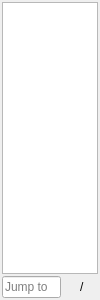
The window that zlabel/resources/ui/dock_file.ui (ZhengGroupLZU/ZLabel) describes before a commit, drawn with Qt 5.
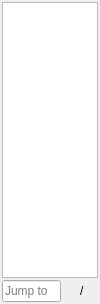
The same window after the commit. Custom widgets are drawn as their Qt base class.

The edit to the form file:
```diff
--- a/zlabel/resources/ui/dock_file.ui
+++ b/zlabel/resources/ui/dock_file.ui
@@ -7,9 +7,21 @@
     <x>0</x>
     <y>0</y>
     <width>100</width>
-    <height>300</height>
+    <height>304</height>
    </rect>
   </property>
+  <property name="minimumSize">
+   <size>
+    <width>60</width>
+    <height>0</height>
+   </size>
+  </property>
+  <property name="maximumSize">
+   <size>
+    <width>300</width>
+    <height>16777215</height>
+   </size>
+  </property>
   <property name="windowTitle">
    <string>Form</string>
   </property>
@@ -30,7 +42,17 @@
     <number>2</number>
    </property>
    <item>
-    <widget class="QListWidget" name="listw_files"/>
+    <widget class="ZTableWidget" name="table_files">
+     <property name="editTriggers">
+      <set>QAbstractItemView::NoEditTriggers</set>
+     </property>
+     <property name="selectionBehavior">
+      <enum>QAbstractItemView::SelectRows</enum>
+     </property>
+     <property name="sortingEnabled">
+      <bool>false</bool>
+     </property>
+    </widget>
    </item>
    <item>
     <widget class="QWidget" name="widget_num" native="true">
@@ -83,6 +105,13 @@
    </item>
   </layout>
  </widget>
+ <customwidgets>
+  <customwidget>
+   <class>ZTableWidget</class>
+   <extends>QTableWidget</extends>
+   <header>zlabel.widgets.zwidgets</header>
+  </customwidget>
+ </customwidgets>
  <resources/>
  <connections/>
 </ui>
```
